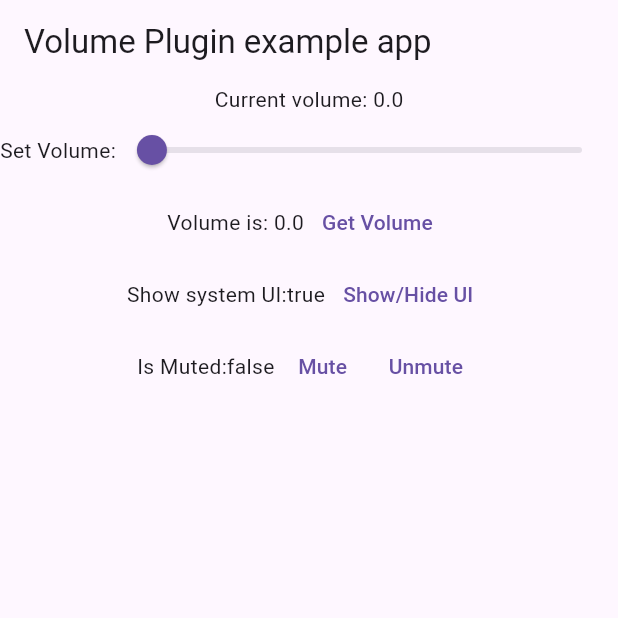
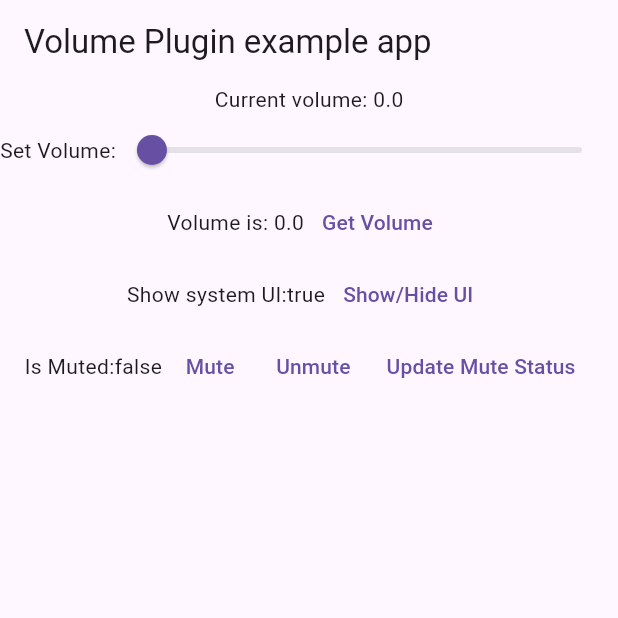
Before and after one commit to kurenai7968/volume_controller, a Flutter app: the screen it shows after launch, on a phone screen of 412 x 824 dp, the top half of it. Run offline on Flutter 3.47's test engine with Material 3 defaults, Android fonts, the phone set to English and light mode, and no system bars.

Commit message:
Update example

```diff
--- a/example/lib/main.dart
+++ b/example/lib/main.dart
@@ -111,6 +111,13 @@ class _MyAppState extends State<MyApp> {
                     await updateMuteStatus(false);
                   },
                   child: Text('Unmute'),
+                ),
+                TextButton(
+                  onPressed: () async {
+                    _isMuted = await _volumeController.isMuted();
+                    setState(() {});
+                  },
+                  child: Text('Update Mute Status'),
                 )
               ],
             ),
```
